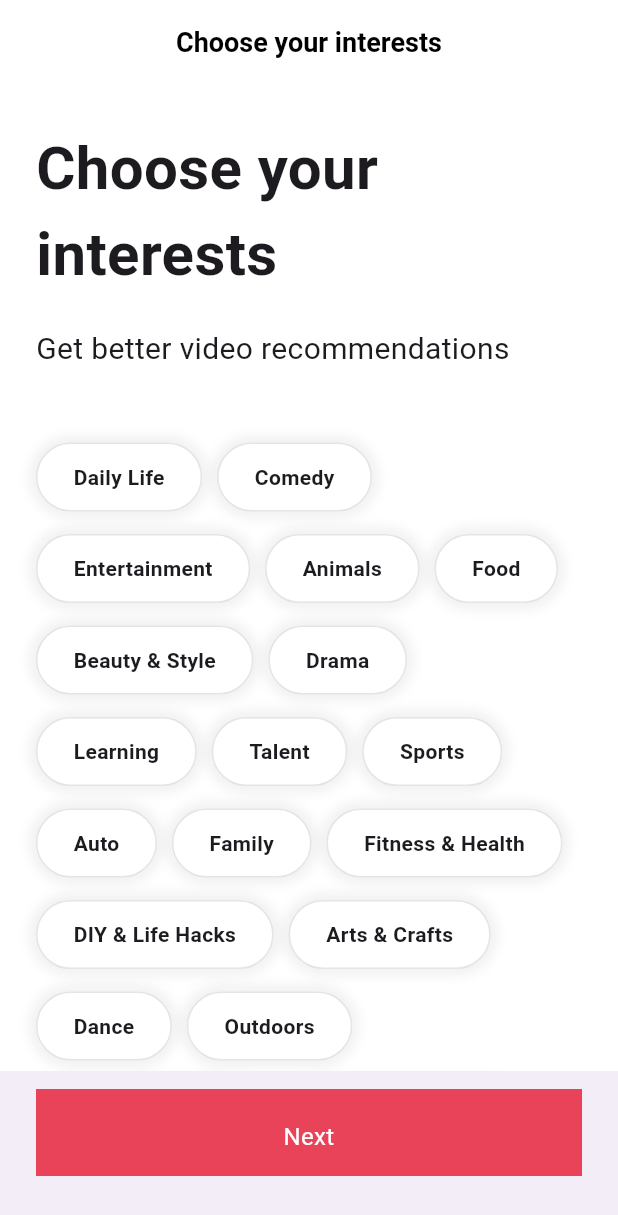
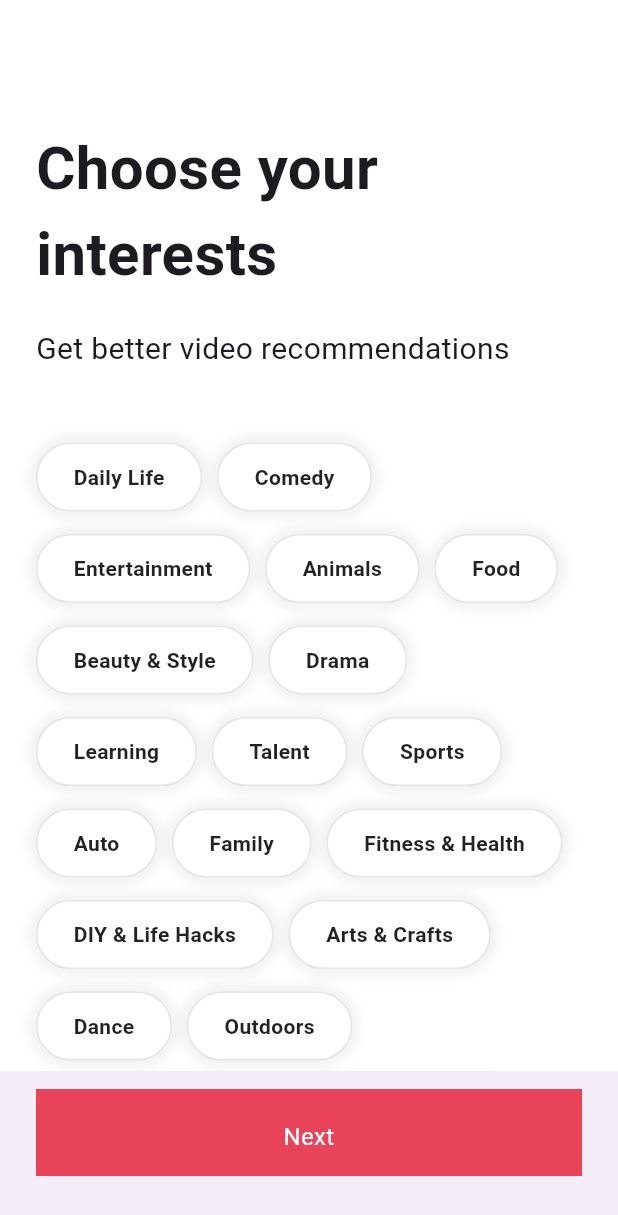
Before and after one commit to nsjinie/nomad-tiktok-clone, a Flutter app: the screen it shows after launch, on a phone screen of 412 x 824 dp. Shown: the top 1215 px of the screen. Run offline on Flutter 3.47's test engine with Material 3 defaults, Android fonts, the phone set to English and light mode, and no system bars; our stand-ins replace font_awesome_flutter.

```diff
--- a/lib/features/onboarding/interests_screen.dart
+++ b/lib/features/onboarding/interests_screen.dart
@@ -1,6 +1,7 @@
 import 'package:flutter/material.dart';
 import 'package:tiktok_clone/constants/gaps.dart';
 import 'package:tiktok_clone/constants/sizes.dart';
+import 'package:tiktok_clone/features/onboarding/widgets/interest_button.dart';
 
 const interests = [
   "Daily Life",
@@ -43,16 +44,57 @@ const interests = [
   "Home & Garden",
 ];
 
-class InterestsScreen extends StatelessWidget {
+class InterestsScreen extends StatefulWidget {
   const InterestsScreen({super.key});
+
+  @override
+  State<InterestsScreen> createState() => _InterestsScreenState();
+}
+
+class _InterestsScreenState extends State<InterestsScreen> {
+  final ScrollController _scrollController = ScrollController();
+
+  bool _showTitle = false;
+  void _onScroll() {
+    if (_scrollController.offset >= 110) {
+      if (_showTitle) return;
+      setState(() {
+        _showTitle = true;
+      });
+    } else {
+      if (!_showTitle) return;
+      setState(() {
+        _showTitle = false;
+      });
+    }
+  }
+
+  @override
+  void initState() {
+    super.initState();
+    _scrollController.addListener(_onScroll);
+  }
+
+  @override
+  void dispose() {
+    _scrollController.dispose();
+    super.dispose();
+  }
 
   @override
   Widget build(BuildContext context) {
     return Scaffold(
       appBar: AppBar(
-        title: const Text('Choose your interests'),
+        title: AnimatedOpacity(
+          opacity: _showTitle ? 1 : 0,
+          duration: const Duration(milliseconds: 300),
+          child: const Text('Choose your interests'),
         ),
-      body: SingleChildScrollView(
+      ),
+      body: Scrollbar(
+        controller: _scrollController,
+        child: SingleChildScrollView(
+          controller: _scrollController,
           child: Padding(
             padding: const EdgeInsets.only(
               left: Sizes.size24,
@@ -83,36 +125,11 @@ class InterestsScreen extends StatelessWidget {
                   spacing: 10,
                   children: [
                     for (var interest in interests)
-                    Container(
-                      padding: const EdgeInsets.symmetric(
-                        horizontal: Sizes.size24,
-                        vertical: Sizes.size12,
-                      ),
-                      decoration: BoxDecoration(
-                        color: Colors.white,
-                        border:
-                            Border.all(color: Colors.black.withOpacity(0.1)),
-                        borderRadius: BorderRadius.circular(
-                          Sizes.size32,
-                        ),
-                        boxShadow: [
-                          BoxShadow(
-                            color: Colors.black.withOpacity(0.05),
-                            blurRadius: 5,
-                            spreadRadius: 5,
-                          )
-                        ],
-                      ),
-                      child: Text(
-                        interest,
-                        style: const TextStyle(
-                          fontWeight: FontWeight.bold,
-                        ),
-                      ),
-                    )
+                      InterestButton(interest: interest)
                   ],
                 ),
               ],
+            ),
           ),
         ),
       ),
--- /dev/null
+++ b/lib/features/onboarding/widgets/interest_button.dart
@@ -0,0 +1,59 @@
+import 'package:flutter/material.dart';
+import 'package:tiktok_clone/constants/sizes.dart';
+
+class InterestButton extends StatefulWidget {
+  const InterestButton({
+    super.key,
+    required this.interest,
+  });
+
+  final String interest;
+
+  @override
+  State<InterestButton> createState() => _InterestButtonState();
+}
+
+class _InterestButtonState extends State<InterestButton> {
+  bool _isSelected = false;
+
+  void _onTab() {
+    setState(() {
+      _isSelected = !_isSelected;
+    });
+  }
+
+  @override
+  Widget build(BuildContext context) {
+    return GestureDetector(
+      onTap: _onTab,
+      child: AnimatedContainer(
+        duration: const Duration(milliseconds: 300),
+        padding: const EdgeInsets.symmetric(
+          horizontal: Sizes.size24,
+          vertical: Sizes.size12,
+        ),
+        decoration: BoxDecoration(
+          color: _isSelected ? Theme.of(context).primaryColor : Colors.white,
+          border: Border.all(color: Colors.black.withOpacity(0.1)),
+          borderRadius: BorderRadius.circular(
+            Sizes.size32,
+          ),
+          boxShadow: [
+            BoxShadow(
+              color: Colors.black.withOpacity(0.05),
+              blurRadius: 5,
+              spreadRadius: 5,
+            )
+          ],
+        ),
+        child: Text(
+          widget.interest,
+          style: TextStyle(
+            fontWeight: FontWeight.bold,
+            color: _isSelected ? Colors.white : Colors.black87,
+          ),
+        ),
+      ),
+    );
+  }
+}
```
Lines whose indentation alone changed are shown as unchanged.
